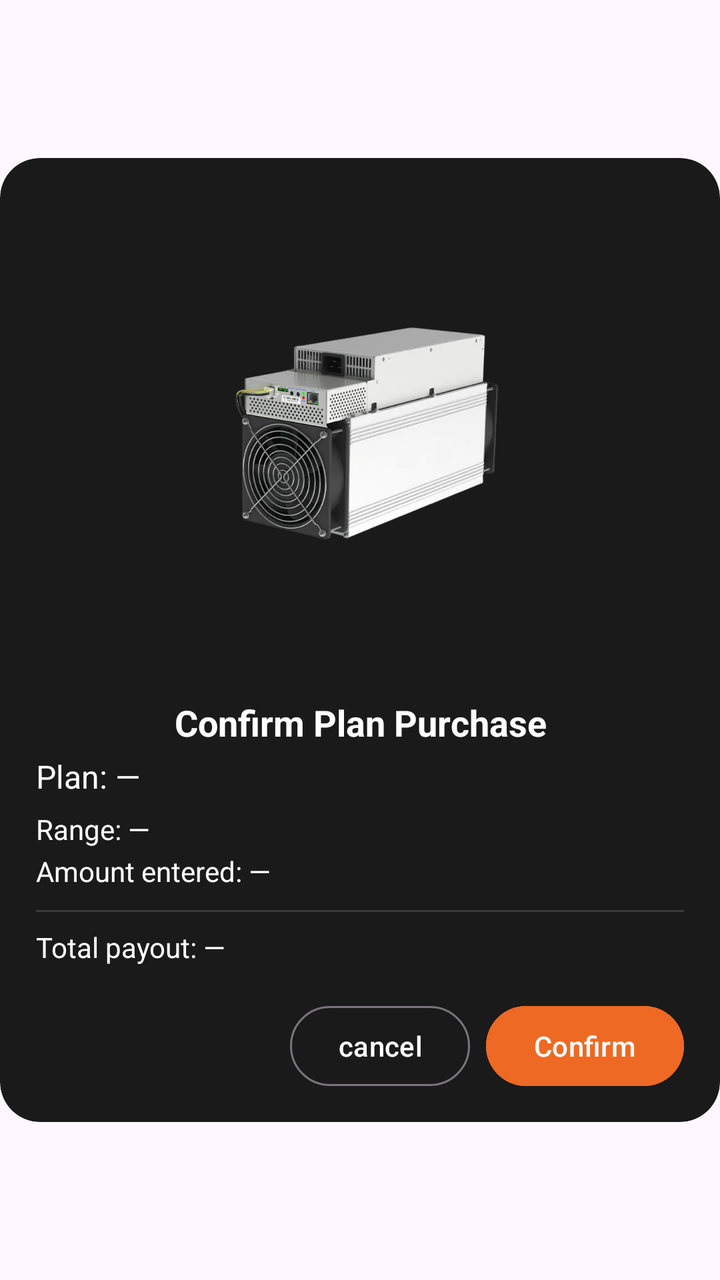
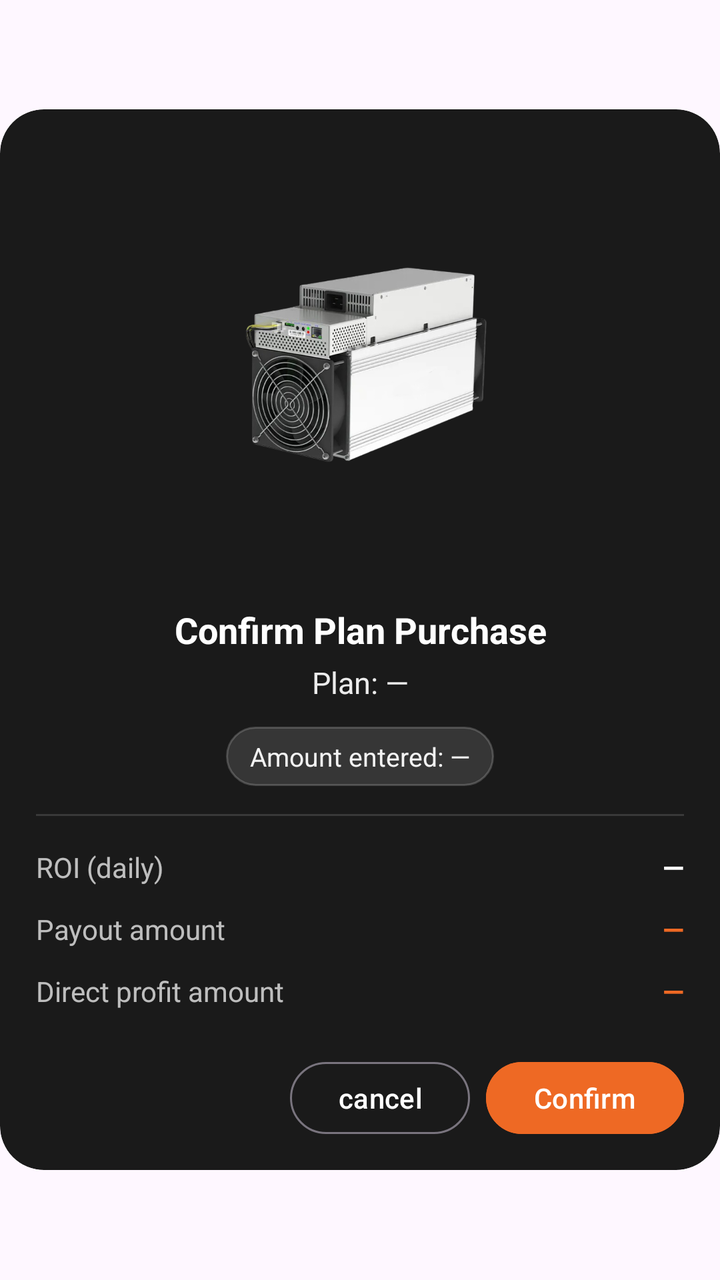

Two renders of the same Android screen: before a commit and after it. Below are the layout's source before the change and the commit's diff.
<!-- AndroidManifest.xml: application theme Theme.Bitbloom -->
<!-- res/layout/dialog_plan_confirm.xml -->
<?xml version="1.0" encoding="utf-8"?>
<LinearLayout xmlns:android="http://schemas.android.com/apk/res/android"
    xmlns:card_view="http://schemas.android.com/apk/res-auto"
    android:layout_width="match_parent"
    android:layout_height="wrap_content"
    android:layout_gravity="center"
    android:layout_margin="40dp"
    android:gravity="center"
    android:orientation="vertical">

    <com.google.android.material.card.MaterialCardView
        android:layout_width="match_parent"
        android:layout_height="wrap_content"
        card_view:cardCornerRadius="20dp"
        card_view:cardUseCompatPadding="false"
        card_view:cardElevation="0dp"
        card_view:strokeWidth="0dp"
        card_view:strokeColor="@android:color/transparent"
        card_view:cardBackgroundColor="@color/main_card_color">

        <LinearLayout
            android:layout_width="match_parent"
            android:layout_height="wrap_content"
            android:orientation="vertical"
            android:gravity="center_horizontal"
            android:paddingStart="18dp"
            android:paddingEnd="18dp"
            android:paddingTop="18dp"
            android:paddingBottom="12dp">

            
            <ImageView
                android:id="@+id/confirmPlanImage"
                android:layout_width="240dp"
                android:layout_height="240dp"
                android:adjustViewBounds="true"
                android:scaleType="centerCrop"
                android:src="@drawable/mining_2"
                android:contentDescription="@string/cd_brand_logo" />

            
            <TextView
                android:id="@+id/tvTitle"
                android:layout_width="match_parent"
                android:layout_height="wrap_content"
                android:text="Confirm Plan Purchase"
                android:textStyle="bold"
                android:textSize="18sp"
                android:textColor="@color/white"
                android:gravity="center_horizontal"
                android:paddingTop="12dp"
                android:paddingBottom="4dp" />

            
            <TextView
                android:id="@+id/tvPlanName"
                android:layout_width="match_parent"
                android:layout_height="wrap_content"
                android:text="Plan: —"
                android:textSize="16sp"
                android:textColor="@color/white"
                android:paddingBottom="6dp" />

            
            <TextView
                android:id="@+id/tvRange"
                android:layout_width="match_parent"
                android:layout_height="wrap_content"
                android:text="Range: —"
                android:textSize="14sp"
                android:textColor="@color/white" />

            
            <TextView
                android:id="@+id/tvAmountEntered"
                android:layout_width="match_parent"
                android:layout_height="wrap_content"
                android:text="Amount entered: —"
                android:textSize="14sp"
                android:textColor="@color/white"
                android:paddingTop="2dp"
                android:paddingBottom="10dp" />

            
            <View
                android:layout_width="match_parent"
                android:layout_height="1dp"
                android:background="#24FFFFFF"
                android:layout_marginBottom="8dp" />

            
            <TextView
                android:id="@+id/tvTotalPayout"
                android:layout_width="match_parent"
                android:layout_height="wrap_content"
                android:text="Total payout: —"
                android:textSize="14sp"
                android:textColor="@color/white" />

            
            <LinearLayout
                android:layout_width="match_parent"
                android:layout_height="wrap_content"
                android:orientation="horizontal"
                android:gravity="end"
                android:paddingTop="16dp"
                android:paddingBottom="2dp">

                <com.google.android.material.button.MaterialButton
                    android:id="@+id/btnCancel"
                    style="?attr/materialButtonOutlinedStyle"
                    android:layout_width="wrap_content"
                    android:layout_height="48dp"
                    android:text="@string/cancel" />

                <com.google.android.material.button.MaterialButton
                    android:id="@+id/btnConfirm"
                    android:layout_width="wrap_content"
                    android:layout_height="48dp"
                    android:text="@string/confirm"
                    android:textColor="@color/white"
                    android:backgroundTint="@color/orange"
                    android:layout_marginStart="8dp" />
            </LinearLayout>
        </LinearLayout>
    </com.google.android.material.card.MaterialCardView>
</LinearLayout>
<!-- resources referenced by this layout -->
<resources>
  <color name="main_card_color">#1A1A1A</color>
  <color name="orange">#EE6924</color>
  <color name="white">#FFFFFFFF</color>
  <!-- drawable mining_2: png bitmap (drawable, 391405 bytes) -->
  <string name="cancel">cancel</string>
  <string name="cd_brand_logo">Brand logo</string>
  <string name="confirm">Confirm</string>
  <style name="Theme.Bitbloom" parent="Base.Theme.Bitbloom">
          
          <item name="editTextStyle">@style/Widget.MXG.EditText.WhiteCursor</item>
          <item name="android:editTextStyle">@style/Widget.MXG.EditText.WhiteCursor</item>
  
          
          <item name="android:textCursorDrawable">@drawable/cursor_white</item>
      </style>
  <style name="Base.Theme.Bitbloom" parent="Theme.Material3.DayNight.NoActionBar">
          <item name="android:statusBarColor">@color/mxg_black</item>
          <item name="colorPrimary">@color/mxg_white</item>
          <item name="android:navigationBarColor">@color/mxg_black</item>
          <item name="android:datePickerDialogTheme">@style/BitbloomDatePickerTheme</item>
      </style>
  <style name="Widget.MXG.EditText.WhiteCursor" parent="Widget.AppCompat.EditText">
          <item name="android:textCursorDrawable">@drawable/cursor_white</item>
      </style>
  <!-- drawable cursor_white (drawable) -->
  <?xml version="1.0" encoding="utf-8"?>
  <shape xmlns:android="http://schemas.android.com/apk/res/android">
      <size android:width="2dp"/>
      <solid android:color="@android:color/white"/>
      <corners android:radius="1dp"/>
  </shape>
  <color name="mxg_black">#000000</color>
  <color name="mxg_white">#FFFFFF</color>
  <style name="BitbloomDatePickerTheme" parent="ThemeOverlay.MaterialComponents.MaterialAlertDialog">
          <item name="colorAccent">@color/status_bar_color</item> 
          <item name="android:headerBackground">@color/light_status_bar_color
          </item> 
          <item name="android:colorControlHighlight">@color/status_bar_color
          </item> 
          <item name="android:colorControlActivated">@color/status_bar_color
          </item> 
          <item name="android:textColorPrimaryInverse">@color/white</item> 
          <item name="android:textColor">@color/status_bar_color</item> 
          <item name="android:textColorPrimary">?attr/colorOnBackground</item> 
      </style>
  <color name="status_bar_color">#EE6924</color>
  <color name="light_status_bar_color">#EE6924</color>
</resources>

<!-- the commit's change to res/layout/dialog_plan_confirm.xml (unified diff, before → after) -->
@@ -4,98 +4,180 @@
     android:layout_width="match_parent"
     android:layout_height="wrap_content"
     android:layout_gravity="center"
-    android:layout_margin="40dp"
+    android:layout_margin="32dp"
     android:gravity="center"
     android:orientation="vertical">
 
     <com.google.android.material.card.MaterialCardView
         android:layout_width="match_parent"
         android:layout_height="wrap_content"
-        card_view:cardCornerRadius="20dp"
+        card_view:cardCornerRadius="22dp"
         card_view:cardUseCompatPadding="false"
         card_view:cardElevation="0dp"
         card_view:strokeWidth="0dp"
-        card_view:strokeColor="@android:color/transparent"
+        card_view:strokeColor="#22FFFFFF"
         card_view:cardBackgroundColor="@color/main_card_color">
 
         <LinearLayout
             android:layout_width="match_parent"
             android:layout_height="wrap_content"
             android:orientation="vertical"
-            android:gravity="center_horizontal"
             android:paddingStart="18dp"
             android:paddingEnd="18dp"
             android:paddingTop="18dp"
-            android:paddingBottom="12dp">
+            android:paddingBottom="14dp">
 
             
             <ImageView
                 android:id="@+id/confirmPlanImage"
-                android:layout_width="240dp"
-                android:layout_height="240dp"
-                android:adjustViewBounds="true"
+                android:layout_width="220dp"
+                android:layout_height="220dp"
+                android:layout_gravity="center_horizontal"
+                android:contentDescription="@string/cd_brand_logo"
                 android:scaleType="centerCrop"
-                android:src="@drawable/mining_2"
-                android:contentDescription="@string/cd_brand_logo" />
+                android:src="@drawable/mining_2" />
 
             
             <TextView
                 android:id="@+id/tvTitle"
                 android:layout_width="match_parent"
                 android:layout_height="wrap_content"
+                android:layout_marginTop="10dp"
                 android:text="Confirm Plan Purchase"
                 android:textStyle="bold"
                 android:textSize="18sp"
                 android:textColor="@color/white"
-                android:gravity="center_horizontal"
-                android:paddingTop="12dp"
-                android:paddingBottom="4dp" />
+                android:gravity="center" />
 
             
             <TextView
                 android:id="@+id/tvPlanName"
                 android:layout_width="match_parent"
                 android:layout_height="wrap_content"
+                android:layout_marginTop="4dp"
                 android:text="Plan: —"
-                android:textSize="16sp"
+                android:textSize="15sp"
                 android:textColor="@color/white"
-                android:paddingBottom="6dp" />
-
-            
-            <TextView
-                android:id="@+id/tvRange"
-                android:layout_width="match_parent"
-                android:layout_height="wrap_content"
-                android:text="Range: —"
-                android:textSize="14sp"
-                android:textColor="@color/white" />
-
-            
-            <TextView
-                android:id="@+id/tvAmountEntered"
-                android:layout_width="match_parent"
-                android:layout_height="wrap_content"
-                android:text="Amount entered: —"
-                android:textSize="14sp"
-                android:textColor="@color/white"
-                android:paddingTop="2dp"
-                android:paddingBottom="10dp" />
+                android:alpha="0.92"
+                android:gravity="center" />
+
+            
+            <LinearLayout
+                android:layout_width="match_parent"
+                android:layout_height="wrap_content"
+                android:layout_marginTop="12dp"
+                android:gravity="center"
+                android:orientation="horizontal">
+
+                
+                <TextView
+                    android:id="@+id/tvAmountEntered"
+                    android:layout_width="wrap_content"
+                    android:layout_height="wrap_content"
+                    android:paddingStart="12dp"
+                    android:paddingEnd="12dp"
+                    android:paddingTop="6dp"
+                    android:paddingBottom="6dp"
+                    android:background="@drawable/bg_chip_translucent"
+                    android:text="Amount entered: —"
+                    android:textSize="13sp"
+                    android:textColor="@color/white"
+                    android:alpha="0.95" />
+
+
+            </LinearLayout>
 
             
             <View
                 android:layout_width="match_parent"
                 android:layout_height="1dp"
-                android:background="#24FFFFFF"
-                android:layout_marginBottom="8dp" />
-
-            
-            <TextView
-                android:id="@+id/tvTotalPayout"
-                android:layout_width="match_parent"
-                android:layout_height="wrap_content"
-                android:text="Total payout: —"
-                android:textSize="14sp"
-                android:textColor="@color/white" />
+                android:layout_marginTop="14dp"
+                android:layout_marginBottom="10dp"
+                android:background="#22FFFFFF" />
+
+            
+            <LinearLayout
+                android:id="@+id/detailsGrid"
+                android:layout_width="match_parent"
+                android:layout_height="wrap_content"
+                android:orientation="vertical">
+
+                
+                <LinearLayout
+                    android:layout_width="match_parent"
+                    android:layout_height="wrap_content"
+                    android:paddingVertical="6dp"
+                    android:orientation="horizontal">
+                    <TextView
+                        android:layout_width="0dp"
+                        android:layout_height="wrap_content"
+                        android:layout_weight="1"
+                        android:text="ROI (daily)"
+                        android:textSize="14sp"
+                        android:textColor="@color/white"
+                        android:alpha="0.72" />
+                    <TextView
+                        android:id="@+id/tvRoiPct"
+                        android:layout_width="wrap_content"
+                        android:layout_height="wrap_content"
+                        android:text="—"
+                        android:textStyle="bold"
+                        android:textSize="14sp"
+                        android:textColor="@color/white" />
+                </LinearLayout>
+
+
+                
+                <LinearLayout
+                    android:layout_width="match_parent"
+                    android:layout_height="wrap_content"
+                    android:paddingVertical="6dp"
+                    android:orientation="horizontal">
+                    <TextView
+                        android:layout_width="0dp"
+                        android:layout_height="wrap_content"
+                        android:layout_weight="1"
+                        android:text="Payout amount"
+                        android:textSize="14sp"
+                        android:textColor="@color/white"
+                        android:alpha="0.72" />
+                    <TextView
+                        android:id="@+id/tvPayoutAmt"
+                        android:layout_width="wrap_content"
+                        android:layout_height="wrap_content"
+                        android:text="—"
+                        android:textStyle="bold"
+                        android:textSize="14sp"
+                        android:textColor="@color/orange" />
+                </LinearLayout>
+
+
+
+
+                
+                <LinearLayout
+                    android:layout_width="match_parent"
+                    android:layout_height="wrap_content"
+                    android:paddingVertical="6dp"
+                    android:orientation="horizontal">
+                    <TextView
+                        android:layout_width="0dp"
+                        android:layout_height="wrap_content"
+                        android:layout_weight="1"
+                        android:text="Direct profit amount"
+                        android:textSize="14sp"
+                        android:textColor="@color/white"
+                        android:alpha="0.72" />
+                    <TextView
+                        android:id="@+id/tvDirectAmt"
+                        android:layout_width="wrap_content"
+                        android:layout_height="wrap_content"
+                        android:text="—"
+                        android:textStyle="bold"
+                        android:textSize="14sp"
+                        android:textColor="@color/orange" />
+                </LinearLayout>
+            </LinearLayout>
 
             
             <LinearLayout
@@ -103,24 +185,23 @@
                 android:layout_height="wrap_content"
                 android:orientation="horizontal"
                 android:gravity="end"
-                android:paddingTop="16dp"
-                android:paddingBottom="2dp">
+                android:paddingTop="16dp">
 
                 <com.google.android.material.button.MaterialButton
                     android:id="@+id/btnCancel"
                     style="?attr/materialButtonOutlinedStyle"
                     android:layout_width="wrap_content"
-                    android:layout_height="48dp"
+                    android:layout_height="44dp"
                     android:text="@string/cancel" />
 
                 <com.google.android.material.button.MaterialButton
                     android:id="@+id/btnConfirm"
                     android:layout_width="wrap_content"
-                    android:layout_height="48dp"
+                    android:layout_height="44dp"
+                    android:layout_marginStart="8dp"
                     android:text="@string/confirm"
                     android:textColor="@color/white"
-                    android:backgroundTint="@color/orange"
-                    android:layout_marginStart="8dp" />
+                    android:backgroundTint="@color/orange" />
             </LinearLayout>
         </LinearLayout>
     </com.google.android.material.card.MaterialCardView>
<!-- resource entries referenced after the edit -->
@@ -3,6 +3,13 @@
   <color name="main_card_color">#1A1A1A</color>
   <color name="orange">#EE6924</color>
   <color name="white">#FFFFFFFF</color>
+  <!-- drawable bg_chip_translucent (drawable) -->
+  <?xml version="1.0" encoding="utf-8"?>
+  <shape xmlns:android="http://schemas.android.com/apk/res/android" android:shape="rectangle">
+      <corners android:radius="999dp" />
+      <solid android:color="#22FFFFFF" />
+      <stroke android:width="1dp" android:color="#33FFFFFF"/>
+  </shape>
   <!-- drawable mining_2: png bitmap (drawable, 391405 bytes) -->
   <string name="cancel">cancel</string>
   <string name="cd_brand_logo">Brand logo</string>
